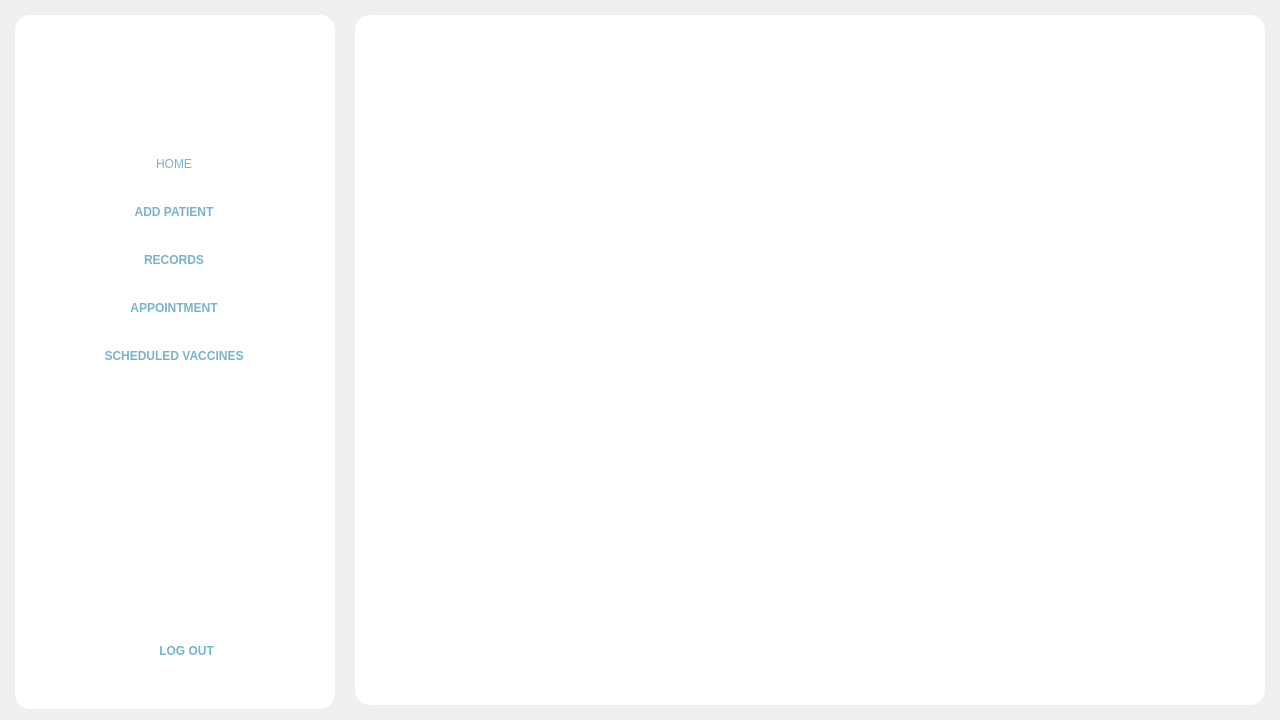
This is Frontend/Home.ui in DreddVDomasian/Petmate-Desktop-Application as Qt 5 draws it before an edit. The edited form follows.
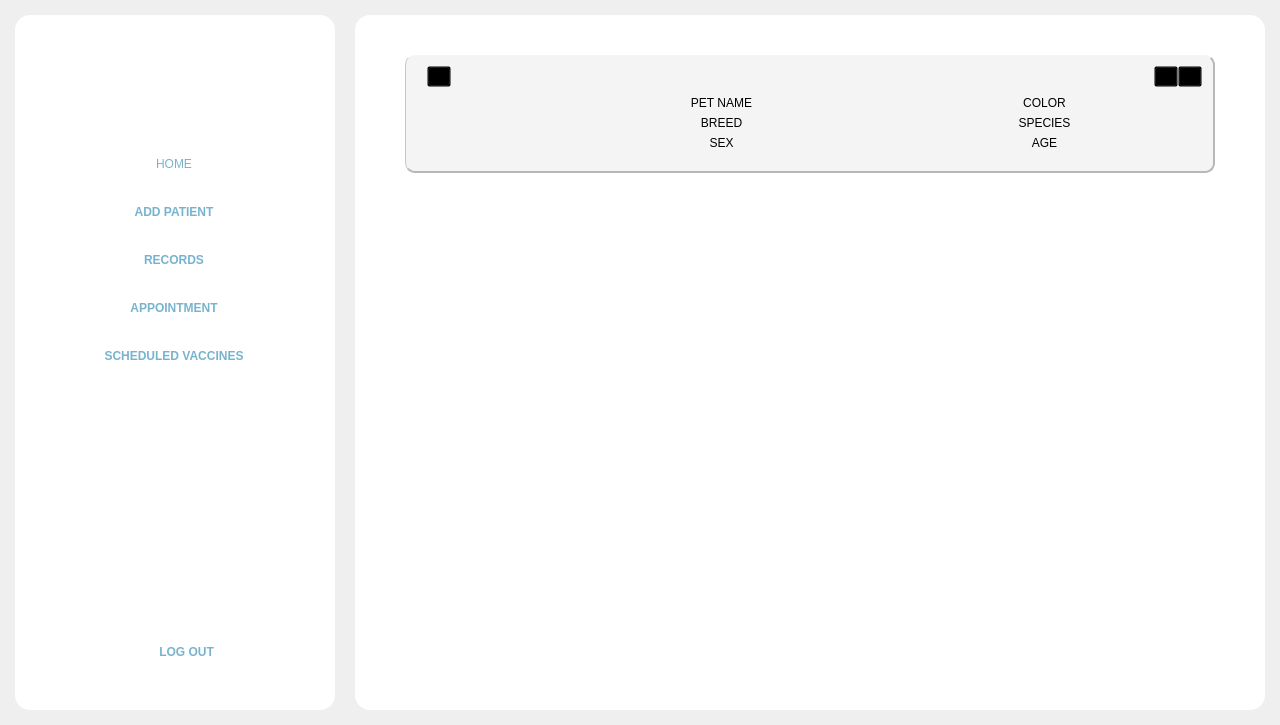
This is the edited form. The open tabs and pages were chosen to show the change. Icons and pictures are not drawn.

Commit message:
Add pet profile page and update UI for pet details
Introduced a new pet profile page in Home.ui with detailed pet information and navigation controls. Updated app.py to support displaying pet profiles, handling back navigation, and setting pet-specific icons. Fixed resource file references and updated the otherSpecies.png icon.

Patch:
```diff
--- a/Frontend/Home.ui
+++ b/Frontend/Home.ui
@@ -7,7 +7,7 @@
     <x>0</x>
     <y>0</y>
     <width>1280</width>
-    <height>720</height>
+    <height>725</height>
    </rect>
   </property>
   <property name="sizePolicy">
@@ -5313,8 +5313,8 @@
          </widget>
          <widget class="QWidget" name="addAppointmentOwner">
           <layout class="QVBoxLayout" name="verticalLayout_23">
-           <item alignment="Qt::AlignLeft">
-            <widget class="QFrame" name="frame_49">
+           <item alignment="Qt::AlignLeft|Qt::AlignBottom">
+            <widget class="QFrame" name="appointmentBackFrame">
              <property name="styleSheet">
               <string notr="true">QFrame{
 background-color: transparent;
@@ -7506,7 +7506,381 @@
            </item>
           </layout>
          </widget>
-         <widget class="QWidget" name="petProfile"/>
+         <widget class="QWidget" name="petProfile">
+          <layout class="QVBoxLayout" name="verticalLayout_49">
+           <property name="spacing">
+            <number>0</number>
+           </property>
+           <property name="leftMargin">
+            <number>0</number>
+           </property>
+           <property name="topMargin">
+            <number>0</number>
+           </property>
+           <property name="rightMargin">
+            <number>0</number>
+           </property>
+           <property name="bottomMargin">
+            <number>0</number>
+           </property>
+           <item>
+            <widget class="QFrame" name="frame_49">
+             <property name="styleSheet">
+              <string notr="true">background:transparent;</string>
+             </property>
+             <property name="frameShape">
+              <enum>QFrame::StyledPanel</enum>
+             </property>
+             <property name="frameShadow">
+              <enum>QFrame::Raised</enum>
+             </property>
+             <layout class="QVBoxLayout" name="verticalLayout_51">
+              <property name="leftMargin">
+               <number>40</number>
+              </property>
+              <property name="topMargin">
+               <number>30</number>
+              </property>
+              <property name="rightMargin">
+               <number>40</number>
+              </property>
+              <item>
+               <widget class="QFrame" name="petProfileCard">
+                <property name="styleSheet">
+                 <string notr="true">#petProfileCard{
+	border-radius:10px;
+	background-color:rgb(244, 244, 244);
+	border-bottom:1.5px solid rgb(184, 184, 184);
+	border-right:1.5px solid rgb(184, 184, 184);
+	border-left:1px solid rgb(198, 198, 198);
+
+}</string>
+                </property>
+                <property name="frameShape">
+                 <enum>QFrame::StyledPanel</enum>
+                </property>
+                <property name="frameShadow">
+                 <enum>QFrame::Raised</enum>
+                </property>
+                <layout class="QGridLayout" name="gridLayout_7">
+                 <property name="leftMargin">
+                  <number>20</number>
+                 </property>
+                 <property name="bottomMargin">
+                  <number>20</number>
+                 </property>
+                 <item row="1" column="2" alignment="Qt::AlignTop">
+                  <widget class="QFrame" name="frame_52">
+                   <property name="styleSheet">
+                    <string notr="true">background:transparent;</string>
+                   </property>
+                   <property name="frameShape">
+                    <enum>QFrame::StyledPanel</enum>
+                   </property>
+                   <property name="frameShadow">
+                    <enum>QFrame::Raised</enum>
+                   </property>
+                   <layout class="QGridLayout" name="gridLayout_8">
+                    <property name="leftMargin">
+                     <number>10</number>
+                    </property>
+                    <property name="topMargin">
+                     <number>0</number>
+                    </property>
+                    <property name="rightMargin">
+                     <number>0</number>
+                    </property>
+                    <property name="bottomMargin">
+                     <number>0</number>
+                    </property>
+                    <item row="4" column="1">
+                     <widget class="QLabel" name="speciesLabel">
+                      <property name="styleSheet">
+                       <string notr="true">font: 63 16pt &quot;Montserrat SemiBold&quot;;
+color:rgb(0, 0, 0);</string>
+                      </property>
+                      <property name="text">
+                       <string>SPECIES</string>
+                      </property>
+                      <property name="alignment">
+                       <set>Qt::AlignCenter</set>
+                      </property>
+                     </widget>
+                    </item>
+                    <item row="0" column="1">
+                     <widget class="QLabel" name="petColorLabel">
+                      <property name="styleSheet">
+                       <string notr="true">font: 63 16pt &quot;Montserrat SemiBold&quot;;
+color:rgb(0, 0, 0);</string>
+                      </property>
+                      <property name="text">
+                       <string>COLOR</string>
+                      </property>
+                      <property name="alignment">
+                       <set>Qt::AlignCenter</set>
+                      </property>
+                     </widget>
+                    </item>
+                    <item row="4" column="0">
+                     <widget class="QLabel" name="breedLabel">
+                      <property name="styleSheet">
+                       <string notr="true">font: 63 16pt &quot;Montserrat SemiBold&quot;;
+color:rgb(0, 0, 0);</string>
+                      </property>
+                      <property name="text">
+                       <string>BREED</string>
+                      </property>
+                      <property name="alignment">
+                       <set>Qt::AlignCenter</set>
+                      </property>
+                     </widget>
+                    </item>
+                    <item row="0" column="0">
+                     <widget class="QLabel" name="petProfileNameLabel">
+                      <property name="styleSheet">
+                       <string notr="true">font: 81 16pt &quot;Montserrat ExtraBold&quot;;
+color:rgb(0, 0, 0);</string>
+                      </property>
+                      <property name="text">
+                       <string>PET NAME</string>
+                      </property>
+                      <property name="alignment">
+                       <set>Qt::AlignCenter</set>
+                      </property>
+                     </widget>
+                    </item>
+                    <item row="5" column="0">
+                     <widget class="QLabel" name="petSexLabel">
+                      <property name="styleSheet">
+                       <string notr="true">font: 63 16pt &quot;Montserrat SemiBold&quot;;
+color:rgb(0, 0, 0);</string>
+                      </property>
+                      <property name="text">
+                       <string>SEX</string>
+                      </property>
+                      <property name="alignment">
+                       <set>Qt::AlignCenter</set>
+                      </property>
+                     </widget>
+                    </item>
+                    <item row="5" column="1">
+                     <widget class="QLabel" name="petAgeLabel">
+                      <property name="styleSheet">
+                       <string notr="true">font: 63 16pt &quot;Montserrat SemiBold&quot;;
+color:rgb(0, 0, 0);</string>
+                      </property>
+                      <property name="text">
+                       <string>AGE</string>
+                      </property>
+                      <property name="alignment">
+                       <set>Qt::AlignCenter</set>
+                      </property>
+                     </widget>
+                    </item>
+                   </layout>
+                  </widget>
+                 </item>
+                 <item row="0" column="2">
+                  <widget class="QFrame" name="frame_55">
+                   <property name="styleSheet">
+                    <string notr="true">background:transparent;</string>
+                   </property>
+                   <property name="frameShape">
+                    <enum>QFrame::StyledPanel</enum>
+                   </property>
+                   <property name="frameShadow">
+                    <enum>QFrame::Raised</enum>
+                   </property>
+                   <layout class="QHBoxLayout" name="horizontalLayout_57">
+                    <property name="spacing">
+                     <number>0</number>
+                    </property>
+                    <property name="leftMargin">
+                     <number>0</number>
+                    </property>
+                    <property name="topMargin">
+                     <number>0</number>
+                    </property>
+                    <property name="rightMargin">
+                     <number>0</number>
+                    </property>
+                    <property name="bottomMargin">
+                     <number>0</number>
+                    </property>
+                    <item alignment="Qt::AlignRight">
+                     <widget class="QFrame" name="frame_57">
+                      <property name="styleSheet">
+                       <string notr="true">background:transparent;</string>
+                      </property>
+                      <property name="frameShape">
+                       <enum>QFrame::StyledPanel</enum>
+                      </property>
+                      <property name="frameShadow">
+                       <enum>QFrame::Raised</enum>
+                      </property>
+                      <layout class="QHBoxLayout" name="horizontalLayout_58">
+                       <property name="spacing">
+                        <number>0</number>
+                       </property>
+                       <property name="leftMargin">
+                        <number>0</number>
+                       </property>
+                       <property name="topMargin">
+                        <number>0</number>
+                       </property>
+                       <property name="rightMargin">
+                        <number>0</number>
+                       </property>
+                       <property name="bottomMargin">
+                        <number>0</number>
+                       </property>
+                       <item>
+                        <widget class="QToolButton" name="petProfileEditBtn">
+                         <property name="styleSheet">
+                          <string notr="true">background:transparent;</string>
+                         </property>
+                         <property name="text">
+                          <string>...</string>
+                         </property>
+                         <property name="icon">
+                          <iconset resource="resource.qrc">
+                           <normaloff>:/Icons/Icons/UpdateIcon.png</normaloff>:/Icons/Icons/UpdateIcon.png</iconset>
+                         </property>
+                         <property name="iconSize">
+                          <size>
+                           <width>25</width>
+                           <height>25</height>
+                          </size>
+                         </property>
+                        </widget>
+                       </item>
+                       <item>
+                        <widget class="QToolButton" name="petProfileDeleteBtn">
+                         <property name="styleSheet">
+                          <string notr="true">background:transparent;</string>
+                         </property>
+                         <property name="text">
+                          <string>...</string>
+                         </property>
+                         <property name="icon">
+                          <iconset resource="resource.qrc">
+                           <normaloff>:/Icons/Icons/delete.png</normaloff>:/Icons/Icons/delete.png</iconset>
+                         </property>
+                         <property name="iconSize">
+                          <size>
+                           <width>25</width>
+                           <height>25</height>
+                          </size>
+                         </property>
+                        </widget>
+                       </item>
+                      </layout>
+                     </widget>
+                    </item>
+                   </layout>
+                  </widget>
+                 </item>
+                 <item row="1" column="0">
+                  <widget class="QLabel" name="petProfileIcon">
+                   <property name="maximumSize">
+                    <size>
+                     <width>120</width>
+                     <height>120</height>
+                    </size>
+                   </property>
+                   <property name="text">
+                    <string/>
+                   </property>
+                   <property name="pixmap">
+                    <pixmap resource="resource.qrc">:/Icons/Icons/catIcon.png</pixmap>
+                   </property>
+                   <property name="scaledContents">
+                    <bool>true</bool>
+                   </property>
+                   <property name="alignment">
+                    <set>Qt::AlignCenter</set>
+                   </property>
+                   <property name="margin">
+                    <number>0</number>
+                   </property>
+                  </widget>
+                 </item>
+                 <item row="0" column="0" alignment="Qt::AlignLeft">
+                  <widget class="QFrame" name="petProfileBackFrame">
+                   <property name="styleSheet">
+                    <string notr="true">background:transparent;</string>
+                   </property>
+                   <property name="frameShape">
+                    <enum>QFrame::StyledPanel</enum>
+                   </property>
+                   <property name="frameShadow">
+                    <enum>QFrame::Raised</enum>
+                   </property>
+                   <layout class="QHBoxLayout" name="horizontalLayout_59">
+                    <property name="spacing">
+                     <number>0</number>
+                    </property>
+                    <property name="leftMargin">
+                     <number>0</number>
+                    </property>
+                    <property name="topMargin">
+                     <number>0</number>
+                    </property>
+                    <property name="rightMargin">
+                     <number>0</number>
+                    </property>
+                    <property name="bottomMargin">
+                     <number>0</number>
+                    </property>
+                    <item alignment="Qt::AlignLeft">
+                     <widget class="QToolButton" name="petProfileBackBtn">
+                      <property name="cursor">
+                       <cursorShape>PointingHandCursor</cursorShape>
+                      </property>
+                      <property name="styleSheet">
+                       <string notr="true">background:transparent;</string>
+                      </property>
+                      <property name="text">
+                       <string>...</string>
+                      </property>
+                      <property name="icon">
+                       <iconset resource="resource.qrc">
+                        <normaloff>:/Icons/Icons/Profileback.png</normaloff>:/Icons/Icons/Profileback.png</iconset>
+                      </property>
+                     </widget>
+                    </item>
+                   </layout>
+                  </widget>
+                 </item>
+                </layout>
+               </widget>
+              </item>
+              <item>
+               <widget class="QScrollArea" name="scrollArea_4">
+                <property name="styleSheet">
+                 <string notr="true">background:transparent;
+border:none;</string>
+                </property>
+                <property name="widgetResizable">
+                 <bool>true</bool>
+                </property>
+                <widget class="QWidget" name="scrollAreaWidgetContents_5">
+                 <property name="geometry">
+                  <rect>
+                   <x>0</x>
+                   <y>0</y>
+                   <width>810</width>
+                   <height>435</height>
+                  </rect>
+                 </property>
+                </widget>
+               </widget>
+              </item>
+             </layout>
+            </widget>
+           </item>
+          </layout>
+         </widget>
         </widget>
        </item>
       </layout>
```
Left out of the diff: 20 changed lines with no effect on the pictures. The commit also changes 4 other files.
